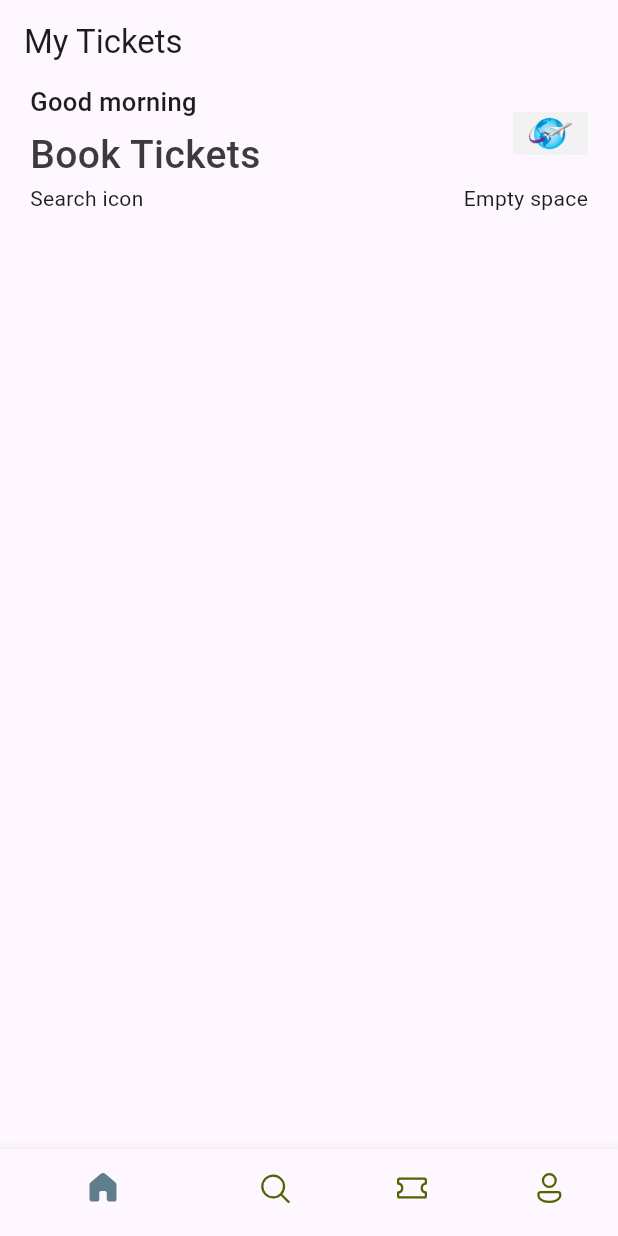
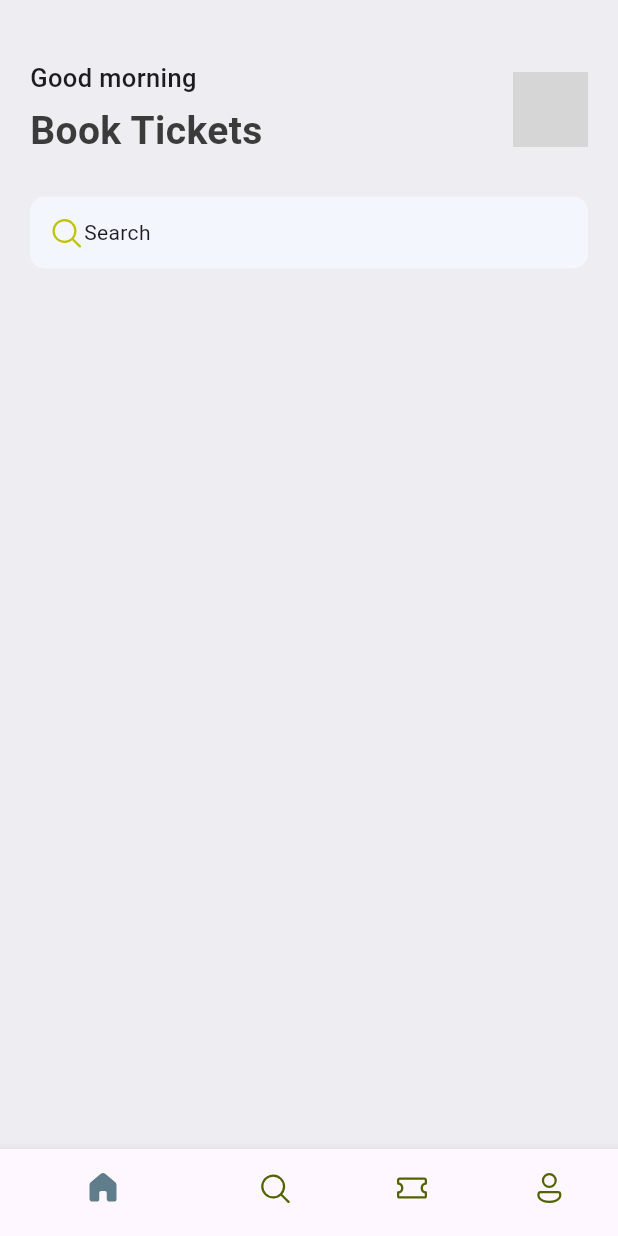
Before and after one commit to ramanocs1145/flutter-demo-ticket-app, a Flutter app: the screen it shows after launch, on a phone screen of 412 x 824 dp. Run offline on Flutter 3.47's test engine with Material 3 defaults, Android fonts, the phone set to English and light mode, and no system bars; our stand-ins replace fluentui_icons; grey boxes are pictures that could not be loaded.

Commit message:
home view - searchbar ui fixes done

```diff
--- a/lib/base/bottom_nav_bar.dart
+++ b/lib/base/bottom_nav_bar.dart
@@ -31,9 +31,9 @@ class _BottomNavBarState extends State<BottomNavBar> {
   @override
   Widget build(BuildContext context) {
     return Scaffold(
-      appBar: AppBar(
-        title: Text("My Tickets"),
-      ),
+      // appBar: AppBar(
+      //   title: Text("My Tickets"),
+      // ),
       body: appScreens[_selectedIndex],
       bottomNavigationBar: BottomNavigationBar(
         currentIndex: _selectedIndex,
--- /dev/null
+++ b/lib/base/res/media.dart
@@ -0,0 +1,5 @@
+class AppMedia {
+  static const _baseImage = "assets/images/";
+  static const logo = '$_baseImage/ticket_logo.png';
+
+}
--- a/lib/base/res/styles/app_styles.dart
+++ b/lib/base/res/styles/app_styles.dart
@@ -4,11 +4,12 @@ Color primary = const Color(0xFF687daf);
 
 class AppStyles {
   static Color primaryColor = primary;
+  static Color bgColor = Color(0xFFeeedf2 );
   static Color textColor = const Color(0xFF3b3b3b);
 
   static TextStyle headLineStyle1 = TextStyle(
       fontSize: 26,
-      fontWeight: FontWeight.w500,
+      fontWeight: FontWeight.bold,
       color: AppStyles.textColor);
 
   static TextStyle headLineStyle3 = const TextStyle(
--- a/lib/main.dart
+++ b/lib/main.dart
@@ -11,6 +11,7 @@ class MyApp extends StatelessWidget {
   @override
   Widget build(BuildContext context) {
     return MaterialApp(
+      debugShowCheckedModeBanner: false,
       home: BottomNavBar(
 
       ),
--- a/lib/screens/home_screen.dart
+++ b/lib/screens/home_screen.dart
@@ -1,6 +1,8 @@
+import 'package:fluentui_icons/fluentui_icons.dart';
 import 'package:flutter/cupertino.dart';
 import 'package:flutter/material.dart';
 
+import '../base/res/media.dart';
 import '../base/res/styles/app_styles.dart';
 
 class HomeScreen extends StatelessWidget {
@@ -10,8 +12,10 @@ class HomeScreen extends StatelessWidget {
   Widget build(BuildContext context) {
     return Scaffold(
       //Reason for using ListView - we want scrollable effect
+      backgroundColor: AppStyles.bgColor,
       body: ListView(
         children: [
+          const SizedBox(height: 40),
           Container(
             padding: const EdgeInsets.symmetric(horizontal: 20),
             child: Column(
@@ -37,13 +41,26 @@ class HomeScreen extends StatelessWidget {
                           borderRadius: BorderRadius.circular(10),
                           image: const DecorationImage(
                               image:
-                                  AssetImage("assets/images/ticket_logo.png"))),
+                                  AssetImage(AppMedia.logo)
+                          )
+                      ),
                     )
                   ],
                 ),
-                const Row(
-                  mainAxisAlignment: MainAxisAlignment.spaceBetween,
-                  children: [Text("Search icon"), Text("Empty space")],
+                const SizedBox(height: 25),
+                Container(
+                  padding: const EdgeInsets.symmetric(horizontal: 12, vertical: 12),
+                  decoration: BoxDecoration(
+                      borderRadius: BorderRadius.circular(10),
+                      color: const Color(0xFFF4F6FD)
+                  ),
+                  child: const Row(
+                    // mainAxisAlignment: MainAxisAlignment.spaceBetween,
+                    children: [
+                      Icon(FluentSystemIcons.ic_fluent_search_regular, color: Color(0xFFBFC205)),
+                      Text("Search")
+                    ],
+                  ),
                 )
               ],
             ),
```
Also changed, not shown: 19 other files.
